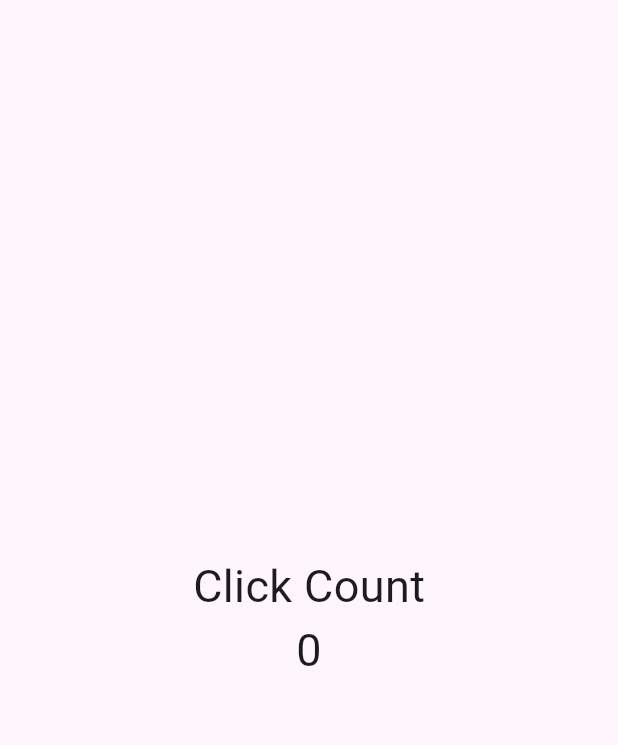
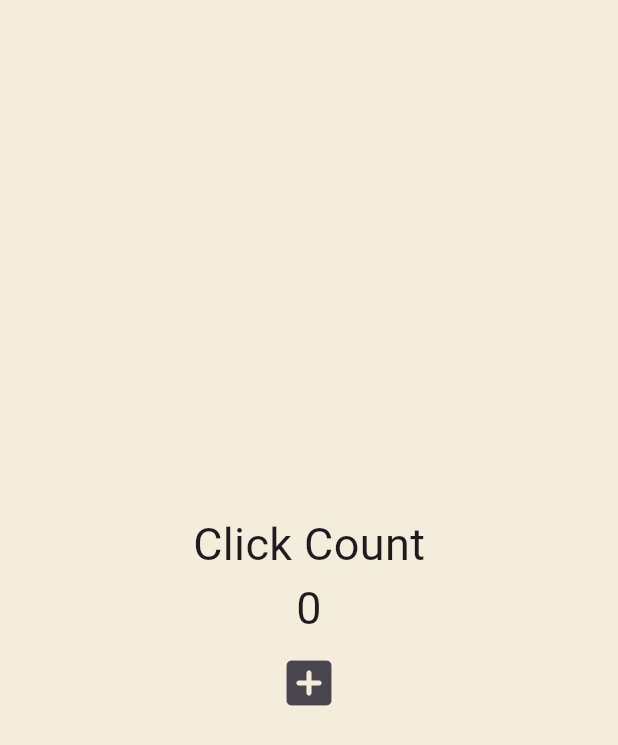
Before and after one commit to RomanusKim/flutter_stful, a Flutter app: the screen it shows after launch, on a phone screen of 412 x 824 dp. Shown: the top 745 px of the screen. Run offline on Flutter 3.47's test engine with Material 3 defaults, Android fonts, the phone set to English and light mode, and no system bars.

Commit message:
#dev interactive ui

```diff
--- a/lib/main.dart
+++ b/lib/main.dart
@@ -14,17 +14,30 @@ class App extends StatefulWidget {
 class _AppState extends State<App> {
   int counter = 0;
 
+  void onClicked() {
+    // 코드 가독성을 위해 setState 안에 넣는다.
+    // 밖에 선언해도 데이터는 변경된다.
+    setState(() {
+      counter += 1;
+    });
+  }
+
   @override
   Widget build(BuildContext context) {
     return MaterialApp(
       home: Scaffold(
-        backgroundColor: Color(0x0fff4edb),
+        backgroundColor: Color(0xfff4eddb),
         body: Center(
           child: Column(
             mainAxisAlignment: MainAxisAlignment.center,
             children: [
               Text('Click Count', style: TextStyle(fontSize: 30)),
               Text('$counter', style: TextStyle(fontSize: 30)),
+              IconButton(
+                iconSize: 40,
+                onPressed: onClicked,
+                icon: Icon(Icons.add_box_rounded),
+              ),
             ],
           ),
         ),
```
